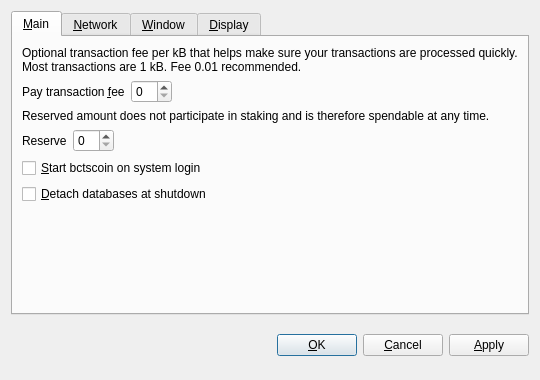
Old version of the form src/qt/forms/optionsdialog.ui in the repository bctscoin/BCTS.
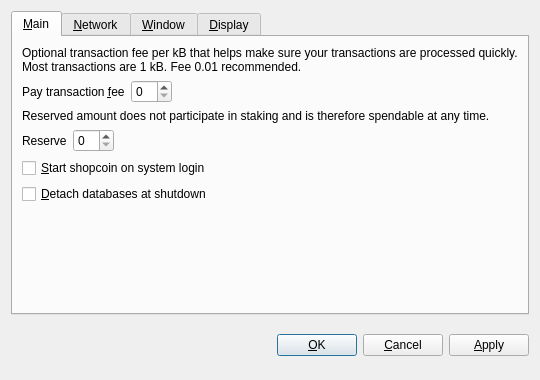
New version of the form. Custom widgets are drawn as their Qt base class.

Diff of the .ui file:
```diff
--- a/src/qt/forms/optionsdialog.ui
+++ b/src/qt/forms/optionsdialog.ui
@@ -128,7 +128,7 @@
           <string>Automatically start bctscoin after logging in to the system.</string>
          </property>
          <property name="text">
-          <string>&amp;Start bctscoin on system login</string>
+          <string>&amp;Start shopcoin on system login</string>
          </property>
         </widget>
        </item>
```
Left out of the diff: 10 changed lines with no effect on the pictures.
